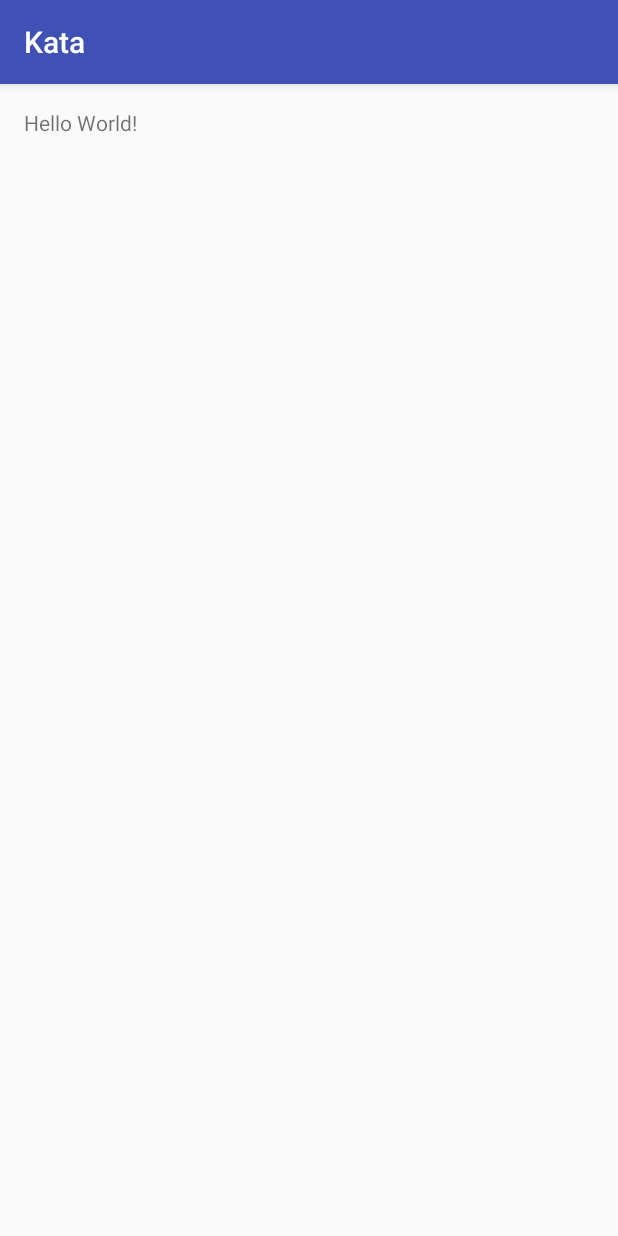
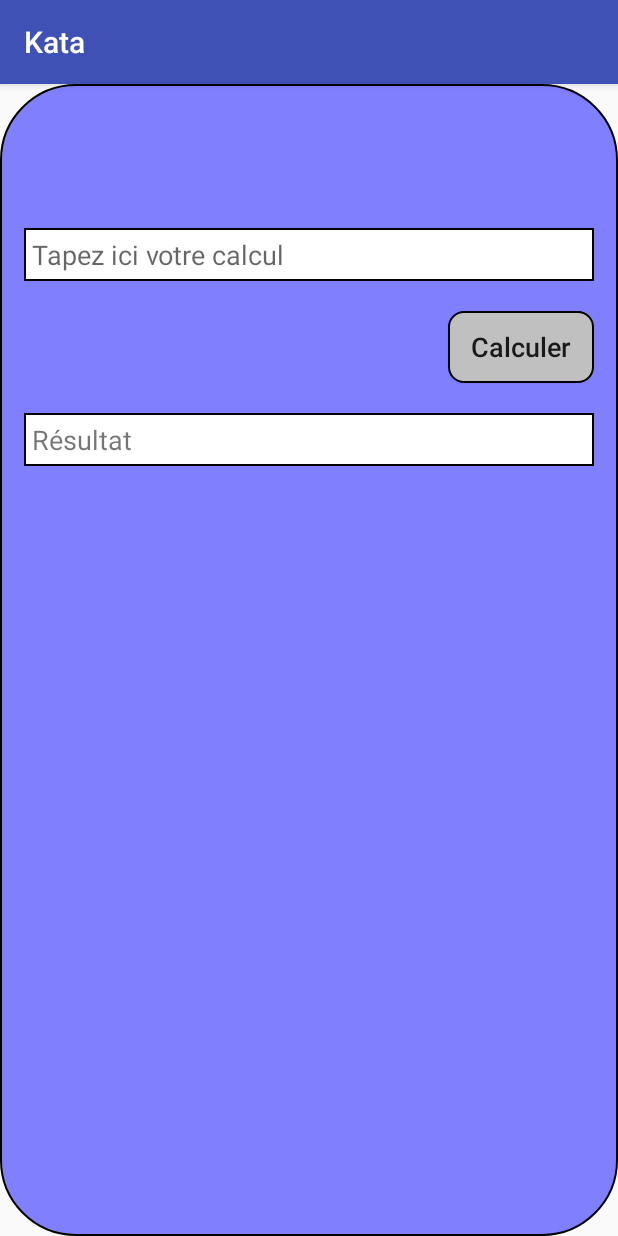
Before and after one commit to lujul/Kata, an Android app: the screen it shows after launch (MainActivity), on a phone screen of 412 x 824 dp. Run offline under Robolectric (Android 15) with nearby library versions, the phone set to English and light mode, and no system bars.

Commit message:
first design version

```diff
--- /dev/null
+++ b/app/src/main/res/drawable/my_button.xml
@@ -0,0 +1,7 @@
+<?xml version="1.0" encoding="utf-8"?>
+<shape xmlns:android="http://schemas.android.com/apk/res/android"
+    android:shape="rectangle">
+    <corners android:radius="10dp" />
+    <solid android:color="@color/color_exercise_3" />
+    <stroke android:width="1dp" android:color="#000000" />
+</shape>
--- /dev/null
+++ b/app/src/main/res/drawable/my_input_text.xml
@@ -0,0 +1,6 @@
+<?xml version="1.0" encoding="utf-8"?>
+<shape xmlns:android="http://schemas.android.com/apk/res/android"
+    android:shape="rectangle">
+    <solid android:color="@color/color_exercise_2" />
+    <stroke android:width="1dp" android:color="#000000" />
+</shape>
--- /dev/null
+++ b/app/src/main/res/drawable/my_layout.xml
@@ -0,0 +1,7 @@
+<?xml version="1.0" encoding="utf-8"?>
+<shape xmlns:android="http://schemas.android.com/apk/res/android"
+    android:shape="rectangle">
+    <corners android:radius="50dp" />
+    <solid android:color="@color/color_exercise_1" />
+    <stroke android:width="1dp" android:color="#000000" />
+</shape>
--- a/app/src/main/res/layout/activity_main.xml
+++ b/app/src/main/res/layout/activity_main.xml
@@ -1,16 +1,50 @@
 <?xml version="1.0" encoding="utf-8"?>
-<RelativeLayout xmlns:android="http://schemas.android.com/apk/res/android"
+<LinearLayout xmlns:android="http://schemas.android.com/apk/res/android"
     xmlns:tools="http://schemas.android.com/tools"
     android:layout_width="match_parent"
     android:layout_height="match_parent"
     android:paddingBottom="@dimen/activity_vertical_margin"
     android:paddingLeft="@dimen/activity_horizontal_margin"
     android:paddingRight="@dimen/activity_horizontal_margin"
-    android:paddingTop="@dimen/activity_vertical_margin"
+    android:paddingTop="96dp"
+    android:orientation="vertical"
+    android:background="@drawable/my_layout"
     tools:context="com.hbdriod.kata.MainActivity">
 
-    <TextView
+    <EditText
+        android:layout_width="match_parent"
+        android:layout_height="wrap_content"
+        android:background="@drawable/my_input_text"
+        android:paddingBottom="5dp"
+        android:paddingLeft="5dp"
+        android:paddingRight="5dp"
+        android:paddingTop="5dp"
+        android:layout_marginBottom="20dp"
+        android:textSize="18sp"
+        android:hint="Tapez ici votre calcul" />
+
+    <Button
         android:layout_width="wrap_content"
         android:layout_height="wrap_content"
-        android:text="Hello World!" />
-</RelativeLayout>
+        android:paddingBottom="5dp"
+        android:paddingLeft="15dp"
+        android:paddingRight="15dp"
+        android:paddingTop="5dp"
+        android:layout_gravity="right"
+        android:layout_marginBottom="20dp"
+        android:textAllCaps="false"
+        android:background="@drawable/my_button"
+        android:textSize="18dp"
+        android:text="Calculer" />
+
+    <TextView
+        android:layout_width="match_parent"
+        android:layout_height="wrap_content"
+        android:background="@drawable/my_input_text"
+        android:paddingBottom="5dp"
+        android:paddingLeft="5dp"
+        android:paddingRight="5dp"
+        android:paddingTop="5dp"
+        android:textSize="18sp"
+        android:text="Résultat" />
+</LinearLayout>
--- a/app/src/main/res/values/colors.xml
+++ b/app/src/main/res/values/colors.xml
@@ -3,4 +3,7 @@
     <color name="colorPrimary">#3F51B5</color>
     <color name="colorPrimaryDark">#303F9F</color>
     <color name="colorAccent">#FF4081</color>
+    <color name="color_exercise_1">#8080ff</color>
+    <color name="color_exercise_2">#ffffff</color>
+    <color name="color_exercise_3">#c0c0c0</color>
 </resources>
--- a/build.gradle
+++ b/build.gradle
@@ -5,7 +5,7 @@ buildscript {
         jcenter()
     }
     dependencies {
-        classpath 'com.android.tools.build:gradle:2.1.3'
+        classpath 'com.android.tools.build:gradle:2.2.0'
 
         // NOTE: Do not place your application dependencies here; they belong
         // in the individual module build.gradle files
```
